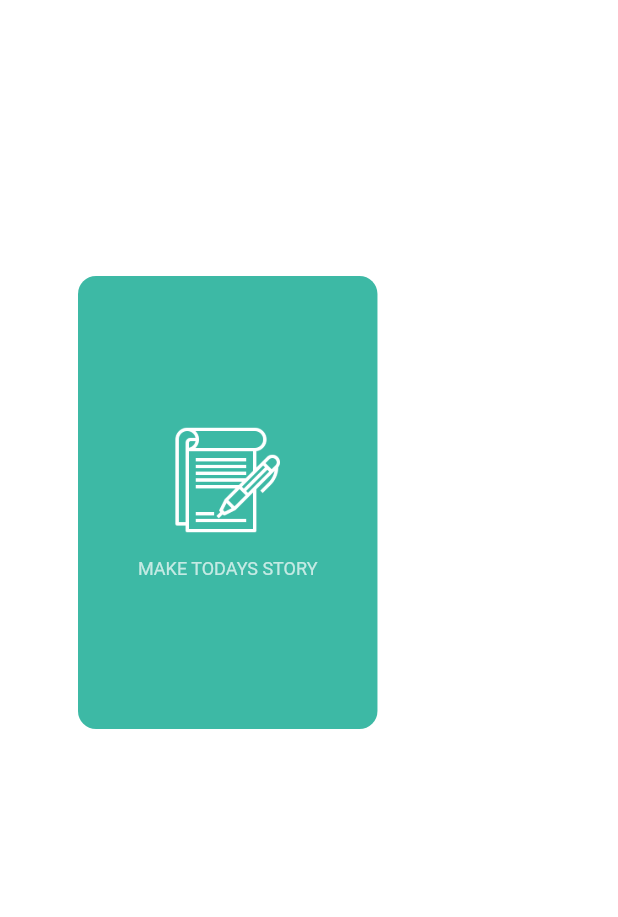
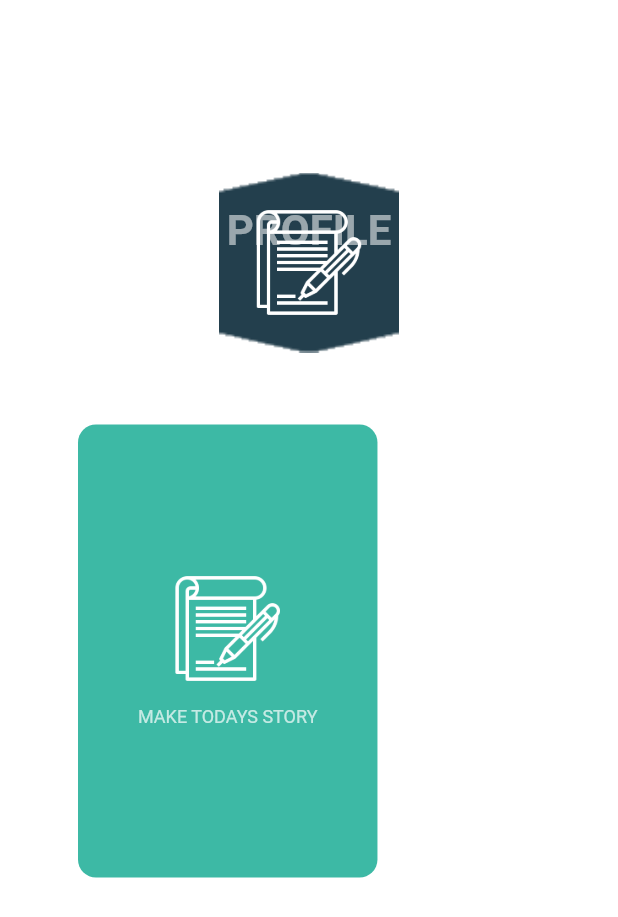
Before and after one commit to playerthong/flutter-profile, a Flutter app: the ProfileScreen screen opened directly, on a phone screen of 412 x 824 dp. Shown: the top 917 px of the screen. Run offline on Flutter 3.47's test engine with Material 2 defaults, Android fonts, the phone set to English and light mode, and no system bars.

Commit message:
Update code implemting profile

```diff
--- a/flutter_profile/lib/l10n/intl_en.arb
+++ b/flutter_profile/lib/l10n/intl_en.arb
@@ -1,13 +1,13 @@
 {
 
-  "story_give_feedback": "Give feedback!",
-  "story_good_evening_sofus": "Good evening,\nSofus",
-  "story_make_today_story": "MAKE TODAYS STORY",
+  "storyGiveFeedback": "Give feedback!",
+  "storyGoodEveningSofus": "Good evening,\nSofus",
+  "storyMakeTodayStory": "MAKE TODAYS STORY",
 
   "profile": "PROFILE",
-  "profile_journible": "JOURNIBLE",
-  "profile_join_journible_premium": "Join Journible Premium",
-  "profile_share_with_a_teammate": "Share with a teammate",
-  "profile_rate_journible_5_stars": "Rate journible 5-stars",
-  "profile_get_in_touch": "Get in touch"
+  "profileJournible": "JOURNIBLE",
+  "profileJoinJourniblePremium": "Join Journible Premium",
+  "profileShareWithATeammate": "Share with a teammate",
+  "profileRateJournible5Stars": "Rate journible 5-stars",
+  "profileGetInTouch": "Get in touch"
 }
--- a/flutter_profile/lib/screens/profile_screen.dart
+++ b/flutter_profile/lib/screens/profile_screen.dart
@@ -28,23 +28,66 @@ class ProfileState extends BaseState<ProfileScreen> {
       backgroundColor: AppColors.TRANSPARENT_BACKGROUND_COLOR,
       body: Center(
           child:Container(
+            margin: new EdgeInsets.only(top: 60.0),
             child: Column(
               children: <Widget>[
                 Row(
-                  mainAxisAlignment: MainAxisAlignment.end,
+                      crossAxisAlignment: CrossAxisAlignment.center,
+                      children: [
+                          Expanded(
+                              flex: 1,
+                              child: Text('')
+                          ),
+                          Expanded(
+                            flex: 2,
+                            child: Stack(
+                              alignment: Alignment.topCenter,
+                              children: <Widget>[
+                                Text(S.of(context).profileJournible,style: TextStyle(color: Colors.white24,fontWeight: FontWeight.bold, fontSize: 28.0),),
+                                Container(
+                                    margin: new EdgeInsets.only(top: 22.0,),
+                                    child: Text(S.of(context).profile,style: TextStyle(color: Colors.white54,fontWeight: FontWeight.bold, fontSize: 28.0),)
+                                )
+                              ],
+                            )
+                          ),
+                        Expanded(
+                            child:  Row(
+                              mainAxisAlignment: MainAxisAlignment.end,
+                              children: <Widget>[
+                                Container(
+                                    margin: new EdgeInsets.only(right: 16.0,),
+                                    child:  Icon(Icons.settings, color: Colors.white54)
+                                )
+
+                              ],
+                            ),
+                          ),
+                        ]
+                ),
+                Stack(
+                  alignment: Alignment.topCenter,
                   children: <Widget>[
                     Container(
-                        margin: new EdgeInsets.only(top: 60.0,right: 16),
-                        child: Text(S.of(context).story_give_feedback,style: TextStyle(color: Colors.white, fontSize: 12.0,),)
-                    )
-                  ],
-                ),
-                Row(
-                  mainAxisAlignment: MainAxisAlignment.start,
-                  children: <Widget>[
+                        padding: new EdgeInsets.all(24),
+                      decoration: new BoxDecoration(
+                        image: new DecorationImage(image: new AssetImage("assets/bg_avatar_blue.png"), fit: BoxFit.cover,),
+                      ),
+                      child: Column(
+                        children: <Widget>[
+                          Image.asset(
+                            'assets/paper.png',
+                            fit: BoxFit.cover,
+                            width: 72,
+                            height: 72,
+                          ),
+                        ],
+                      )
+                    ),
+
                     Container(
-                        margin: new EdgeInsets.only(top: 20.0,left: 48),
-                        child: Text(S.of(context).story_good_evening_sofus,style: TextStyle(color: Colors.white,fontWeight: FontWeight.bold, fontSize: 18.0),)
+                        margin: new EdgeInsets.only(top: 22.0,),
+                        child: Text(S.of(context).profile,style: TextStyle(color: Colors.white54,fontWeight: FontWeight.bold, fontSize: 28.0),)
                     )
                   ],
                 ),
@@ -71,7 +114,7 @@ class ProfileState extends BaseState<ProfileScreen> {
                             height: 72,
                           ),
                           SizedBox(height: 16),
-                          Text(S.of(context).story_make_today_story,style: TextStyle(color: Colors.white70, fontSize: 12.0,))
+                          Text(S.of(context).storyMakeTodayStory,style: TextStyle(color: Colors.white70, fontSize: 12.0,))
                         ],
                       ),
                     )
--- a/flutter_profile/lib/screens/story_screen.dart
+++ b/flutter_profile/lib/screens/story_screen.dart
@@ -35,7 +35,7 @@ class StoryState extends BaseState<StoryScreen> {
                 children: <Widget>[
                   Container(
                       margin: new EdgeInsets.only(top: 60.0,right: 16),
-                      child: Text(S.of(context).story_give_feedback,style: TextStyle(color: Colors.white, fontSize: 12.0,),)
+                      child: Text(S.of(context).storyGiveFeedback,style: TextStyle(color: Colors.white, fontSize: 12.0,),)
                   )
                 ],
               ),
@@ -44,7 +44,7 @@ class StoryState extends BaseState<StoryScreen> {
                 children: <Widget>[
                   Container(
                       margin: new EdgeInsets.only(top: 20.0,left: 48),
-                      child: Text(S.of(context).story_good_evening_sofus,style: TextStyle(color: Colors.white,fontWeight: FontWeight.bold, fontSize: 18.0),)
+                      child: Text(S.of(context).storyGoodEveningSofus,style: TextStyle(color: Colors.white,fontWeight: FontWeight.bold, fontSize: 18.0),)
                   )
                 ],
               ),
@@ -71,7 +71,7 @@ class StoryState extends BaseState<StoryScreen> {
                           height: 72,
                         ),
                         SizedBox(height: 16),
-                        Text(S.of(context).story_make_today_story,style: TextStyle(color: Colors.white70, fontSize: 12.0,))
+                        Text(S.of(context).storyMakeTodayStory,style: TextStyle(color: Colors.white70, fontSize: 12.0,))
                       ],
                     ),
                   )
--- a/flutter_profile/pubspec.yaml
+++ b/flutter_profile/pubspec.yaml
@@ -30,6 +30,7 @@ dependencies:
   # Use with the CupertinoIcons class for iOS style icons.
   cupertino_icons: ^0.1.3
   intl: ^0.16.1
+  polygon_clipper: ^1.0.2
 
 dev_dependencies:
   flutter_test:
```
Also changed, not shown: flutter_profile/lib/main.dart (+3 -18 lines), flutter_profile/assets/bg_avatar_blue.png (added), flutter_profile/assets/bg_avatar_light_blue.png (added), flutter_profile/lib/generated/intl/messages_en.dart, flutter_profile/lib/generated/l10n.dart, flutter_profile/pubspec.lock.
